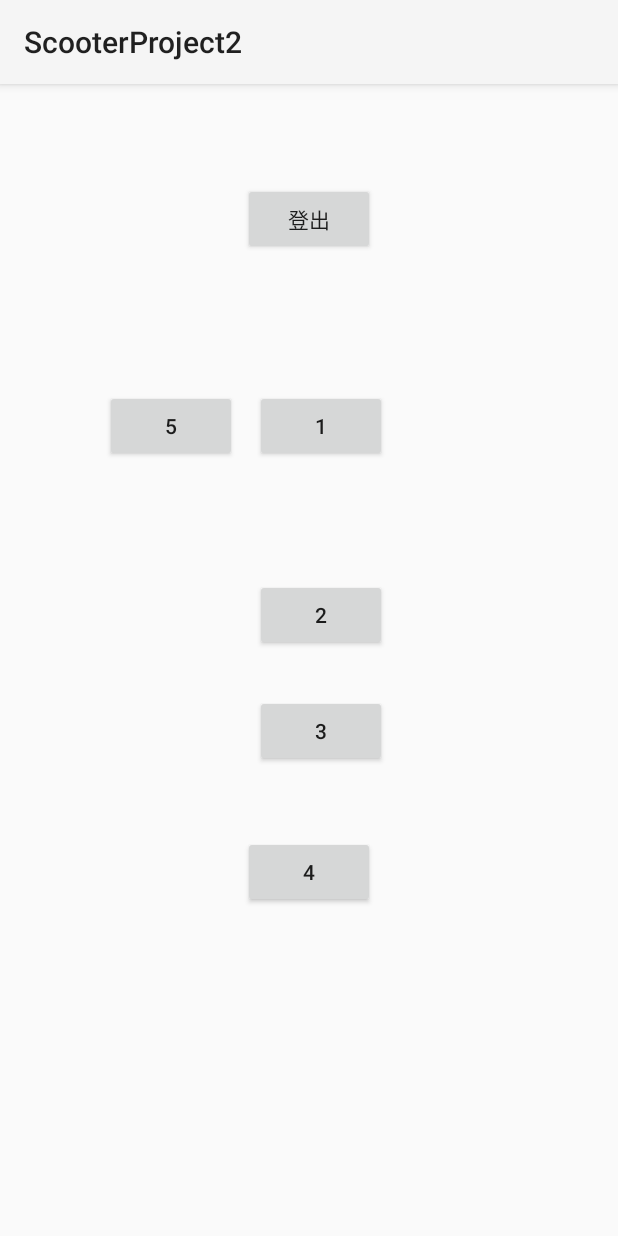
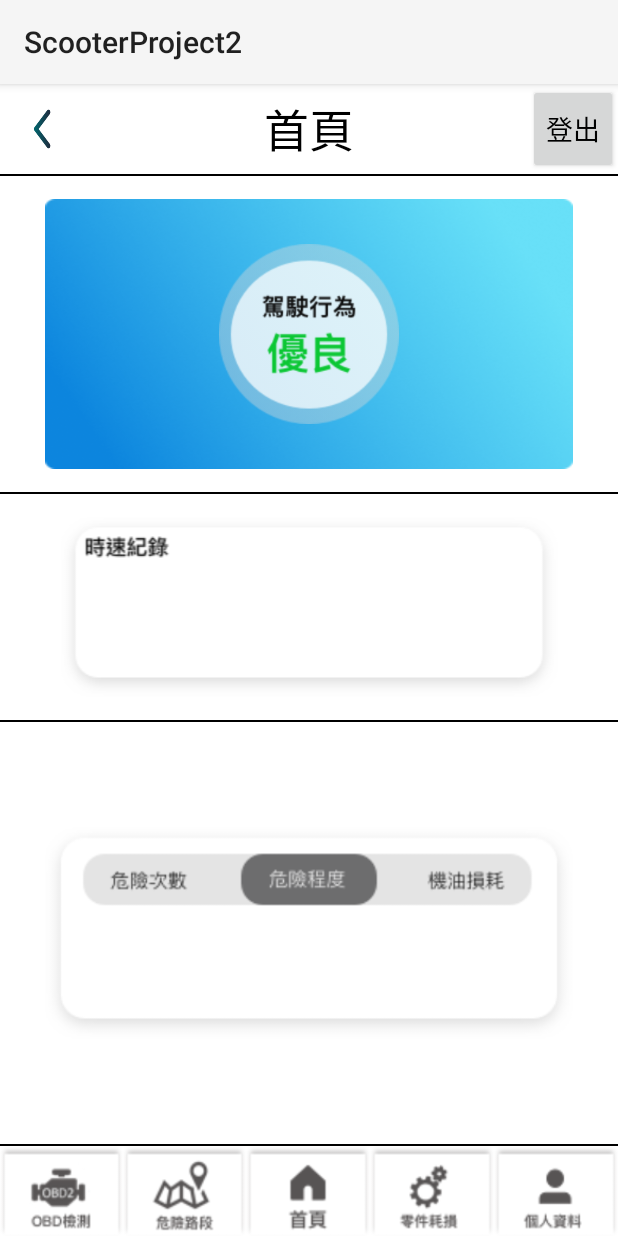
Before and after one commit to chuanshenghung/ScooterProject, an Android app: the screen it shows after launch once a user with an empty profile is signed in (MainActivity), on a phone screen of 412 x 824 dp. Run offline under Robolectric (Android 15) with nearby library versions, the phone set to English and light mode, and no system bars; our stand-ins replace Firebase (no records; nobody signed in at launch, a user with empty details on screens opened directly); libraries missing offline, so code that uses them is left out: com.facebook, com.facebook.login; 4 statements that could not run were skipped.

Commit message:
2018 _4_10   MainActivity

```diff
--- a/ScooterProject2/app/src/main/java/com/example/gavinhung/scooterproject2/LoginActivity.java
+++ b/ScooterProject2/app/src/main/java/com/example/gavinhung/scooterproject2/LoginActivity.java
@@ -206,8 +206,6 @@ public class LoginActivity extends AppCompatActivity {
             }
         });
 
-
-
     }
 
 
--- a/ScooterProject2/app/src/main/java/com/example/gavinhung/scooterproject2/MainActivity.java
+++ b/ScooterProject2/app/src/main/java/com/example/gavinhung/scooterproject2/MainActivity.java
@@ -1,12 +1,8 @@
 package com.example.gavinhung.scooterproject2;
 
-import android.content.Intent;
+import android.os.Bundle;
 import android.support.v7.app.AppCompatActivity;
-import android.os.Bundle;
-import android.view.View;
 import android.widget.Button;
-
-import com.google.firebase.auth.FirebaseAuth;
 
 public class MainActivity extends AppCompatActivity {
 
@@ -15,7 +11,7 @@ public class MainActivity extends AppCompatActivity {
     protected void onCreate(Bundle savedInstanceState) {
         super.onCreate(savedInstanceState);
         setContentView(R.layout.activity_main);
-
+/*
         SignOut = (Button) findViewById(R.id.SignOut);
 
         SignOut.setOnClickListener(new View.OnClickListener() {
@@ -27,57 +23,6 @@ public class MainActivity extends AppCompatActivity {
                 MainActivity.this.finish();
             }
         });
-
-        Button bottom1 = (Button) findViewById(R.id.bottom1);
-
-        bottom1.setOnClickListener(new View.OnClickListener() {
-            @Override
-            public void onClick(View view) {
-
-            }
-        });
-        Button bottom2 = (Button) findViewById(R.id.bottom2);
-
-        bottom2.setOnClickListener(new View.OnClickListener() {
-            @Override
-            public void onClick(View view) {
-
-            }
-        });
-
-        Button bottom3 = (Button) findViewById(R.id.bottom3);
-
-        bottom3.setOnClickListener(new View.OnClickListener() {
-            @Override
-            public void onClick(View view) {
-
-            }
-        });
-
-        Button bottom4 = (Button) findViewById(R.id.bottom4);
-
-        bottom4.setOnClickListener(new View.OnClickListener() {
-            @Override
-            public void onClick(View view) {
-
-            }
-        });
-
-        Button bottom5 = (Button) findViewById(R.id.bottom5);
-
-        bottom5.setOnClickListener(new View.OnClickListener() {
-            @Override
-            public void onClick(View view) {
-
-                Intent intent = new Intent(MainActivity.this,PersonalActivity.class);
-
-                startActivity(intent);
-
-            }
-        });
-
-
-
-
+*/
     }
 }
--- a/ScooterProject2/app/src/main/res/layout/activity_main.xml
+++ b/ScooterProject2/app/src/main/res/layout/activity_main.xml
@@ -1,65 +1,181 @@
 <?xml version="1.0" encoding="utf-8"?>
-<RelativeLayout xmlns:android="http://schemas.android.com/apk/res/android"
+<RelativeLayout
+    xmlns:android="http://schemas.android.com/apk/res/android"
     xmlns:app="http://schemas.android.com/apk/res-auto"
     xmlns:tools="http://schemas.android.com/tools"
     android:layout_width="match_parent"
     android:layout_height="match_parent"
-    tools:context="com.example.gavinhung.scooterproject2.MainActivity">
+    android:background="@android:color/white">
 
-    <Button
-        android:id="@+id/SignOut"
-        android:layout_width="wrap_content"
+    <RelativeLayout
+        android:id="@+id/title"
+        android:layout_width="match_parent"
         android:layout_height="wrap_content"
-        android:layout_alignParentTop="true"
-        android:layout_centerHorizontal="true"
-        android:layout_marginTop="66dp"
-        android:text="登出"
-        tools:layout_editor_absoluteX="161dp"
-        tools:layout_editor_absoluteY="229dp" />
+        android:orientation="horizontal">
 
-    <Button
-        android:id="@+id/bottom1"
-        android:layout_width="wrap_content"
+        <Button
+            android:id="@+id/back"
+            android:layout_width="60dp"
+            android:layout_height="60dp"
+            android:background="@drawable/uty_previous_btn"/>
+
+        <TextView
+            android:id="@+id/titletext"
+            android:layout_width="match_parent"
+            android:layout_height="60dp"
+            android:gravity="center"
+            android:text="首頁"
+            android:textAlignment="center"
+            android:textColor="@android:color/black"
+            android:textSize="30sp"/>
+
+        <Button
+            android:id="@+id/logout"
+            android:layout_width="60dp"
+            android:layout_height="60dp"
+            android:layout_alignParentEnd="true"
+
+            android:text="登出"
+            android:textColor="@android:color/black"
+            android:textSize="18sp"/>
+
+    </RelativeLayout>
+
+    <View
+        android:id="@+id/line"
+        android:layout_below="@id/title"
+        android:layout_width="match_parent"
+        android:layout_height="1dp"
+        android:layout_gravity="center"
+        android:background="@android:color/black"/>
+
+    <RelativeLayout
+        android:id="@+id/behavior"
+        android:layout_width="match_parent"
+        android:layout_height="180dp"
+        android:layout_below="@id/line"
+        android:layout_marginLeft="30dp"
+        android:layout_marginRight="30dp"
+        android:layout_marginTop="15dp"
+        android:background="@drawable/mainactivity_top_background">
+
+        <ImageView
+            android:id="@+id/imageView"
+            android:layout_width="wrap_content"
+            android:layout_height="120dp"
+            android:layout_centerHorizontal="true"
+            android:layout_centerVertical="true"
+            app:srcCompat="@drawable/mainactivity_top_good"/>
+    </RelativeLayout>
+
+    <View
+        android:id="@+id/line2"
+        android:layout_below="@id/behavior"
+        android:layout_marginTop="15dp"
+        android:layout_width="match_parent"
+        android:layout_height="1dp"
+        android:layout_gravity="center"
+        android:background="@android:color/black"/>
+
+    <RelativeLayout
+        android:id="@+id/Speed"
+        android:layout_width="match_parent"
         android:layout_height="wrap_content"
-        android:layout_alignStart="@+id/bottom2"
-        android:layout_below="@+id/SignOut"
-        android:layout_marginTop="90dp"
-        android:text="1" />
+        android:layout_below="@id/line2">
 
-    <Button
-        android:id="@+id/bottom2"
-        android:layout_width="wrap_content"
+        <ImageView
+            android:id="@+id/imageView5"
+            android:layout_width="match_parent"
+            android:layout_height="wrap_content"
+            android:layout_marginBottom="15dp"
+            android:layout_marginLeft="30dp"
+            android:layout_marginRight="30dp"
+            android:layout_marginTop="15dp"
+            app:srcCompat="@drawable/mainactivity_speed_background"/>
+    </RelativeLayout>
+
+    <View
+        android:id="@+id/line3"
+        android:layout_below="@id/Speed"
+        android:layout_width="match_parent"
+        android:layout_height="1dp"
+        android:layout_gravity="center"
+        android:background="@android:color/black"/>
+
+    <RelativeLayout
+        android:id="@+id/status"
+        android:layout_width="match_parent"
         android:layout_height="wrap_content"
-        android:layout_alignStart="@+id/bottom3"
-        android:layout_below="@+id/bottom1"
-        android:layout_marginTop="78dp"
-        android:text="2" />
+        android:layout_below="@id/line3"
+        android:layout_above="@id/line4"
+        >
 
-    <Button
-        android:id="@+id/bottom3"
-        android:layout_width="wrap_content"
-        android:layout_height="wrap_content"
-        android:layout_alignStart="@+id/SignOut"
-        android:layout_below="@+id/bottom2"
-        android:layout_marginStart="8dp"
-        android:layout_marginTop="29dp"
-        android:text="3" />
+        <ImageView
+            android:id="@+id/imageView6"
+            android:layout_width="match_parent"
+            android:layout_height="match_parent"
+            android:layout_marginBottom="15dp"
+            android:layout_marginLeft="30dp"
+            android:layout_marginRight="30dp"
+            android:layout_marginTop="15dp"
+            app:srcCompat="@drawable/mainactivity_bottom_danger_background"/>
 
-    <Button
-        android:id="@+id/bottom4"
-        android:layout_width="wrap_content"
-        android:layout_height="wrap_content"
-        android:layout_alignEnd="@+id/SignOut"
-        android:layout_below="@+id/bottom3"
-        android:layout_marginTop="46dp"
-        android:text="4" />
+    </RelativeLayout>
 
-    <Button
-        android:id="@+id/bottom5"
-        android:layout_width="wrap_content"
-        android:layout_height="wrap_content"
-        android:layout_above="@+id/bottom2"
-        android:layout_marginEnd="12dp"
-        android:layout_toStartOf="@+id/bottom2"
-        android:text="5" />
+    <View
+        android:id="@+id/line4"
+        android:layout_above="@id/Features"
+        android:layout_width="match_parent"
+        android:layout_height="1dp"
+        android:layout_gravity="center"
+        android:background="@android:color/black"/>
+
+    <LinearLayout
+        android:id="@+id/Features"
+        android:layout_width="match_parent"
+        android:layout_height="60dp"
+        android:layout_alignParentBottom="true"
+        android:orientation="horizontal">
+
+        <Button
+            android:id="@+id/OBD"
+            android:layout_width="0dp"
+            android:layout_height="match_parent"
+            android:layout_weight="1"
+            android:background="@drawable/bottom_obd_1"
+            tools:ignore="ButtonStyle"/>
+
+        <Button
+            android:id="@+id/Danger"
+            android:layout_width="0dp"
+            android:layout_height="match_parent"
+            android:layout_weight="1"
+            android:background="@drawable/bottom_danger_2"
+            tools:ignore="ButtonStyle"/>
+
+        <Button
+            android:id="@+id/Home"
+            android:layout_width="0dp"
+            android:layout_height="match_parent"
+            android:layout_weight="1"
+            android:background="@drawable/bottom_main_3"
+            tools:ignore="ButtonStyle"/>
+
+        <Button
+            android:id="@+id/Components"
+            android:layout_width="0dp"
+            android:layout_height="match_parent"
+            android:layout_weight="1"
+            android:background="@drawable/bottom_element_4"
+            tools:ignore="ButtonStyle"/>
+
+        <Button
+            android:id="@+id/data"
+            android:layout_width="0dp"
+            android:layout_height="match_parent"
+            android:layout_weight="1"
+            android:background="@drawable/bottom_personal_5"
+            tools:ignore="ButtonStyle"/>
+    </LinearLayout>
+
 </RelativeLayout>
--- a/ScooterProject2/app/src/main/res/layout/activity_sign_up.xml
+++ b/ScooterProject2/app/src/main/res/layout/activity_sign_up.xml
@@ -116,5 +116,5 @@
         android:layout_marginBottom="15dp"
         android:text="You agree to the terms of services"
         android:textColor="#ffffff"
-        android:textSize="15dp" />
+        android:textSize="15sp" />
 </RelativeLayout>
--- a/ScooterProject2/build.gradle
+++ b/ScooterProject2/build.gradle
@@ -8,7 +8,7 @@ buildscript {
         mavenCentral()
     }
     dependencies {
-        classpath 'com.android.tools.build:gradle:3.0.1'
+        classpath 'com.android.tools.build:gradle:3.1.0'
         classpath 'com.google.gms:google-services:3.2.0'
 
         // NOTE: Do not place your application dependencies here; they belong
```
Also changed, not shown: ScooterProject2/app/src/main/AndroidManifest.xml (+8 -12 lines), ScooterProject2/app/src/main/res/drawable/uty_previous_btn.png (added), ScooterProject2/gradle/wrapper/gradle-wrapper.properties.
